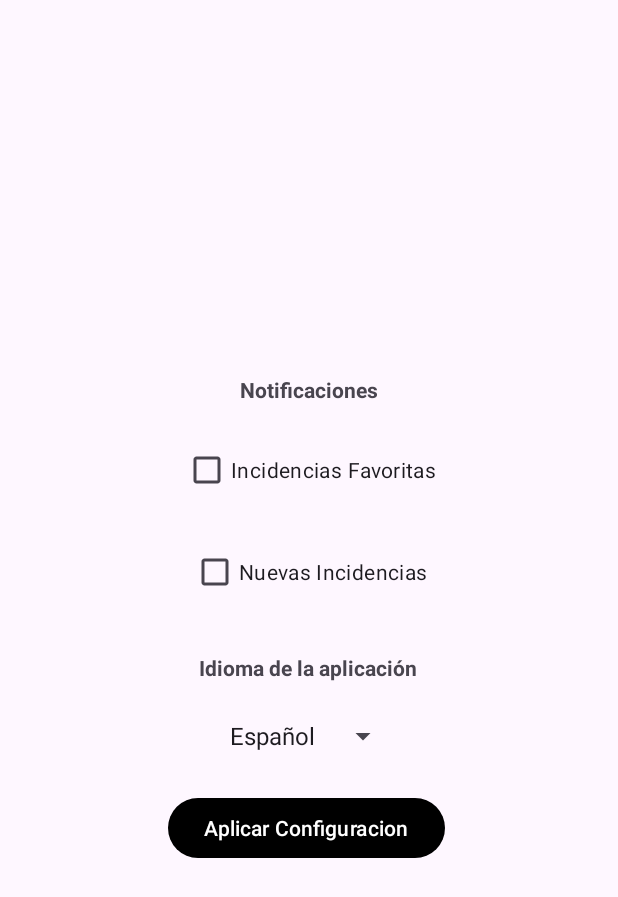
After one commit to MarkosMartinez/TrafikApp-Android, an Android app: the ConfigActivity screen opened directly, with no data from a screen before it, on a phone screen of 412 x 824 dp. The commit adds this screen. Shown: the top 897 px of the screen. Run offline under Robolectric (Android 15) with nearby library versions, the phone set to English and light mode, and no system bars.

Commit message:
Empezando con la configuracion

```diff
--- a/app/src/main/AndroidManifest.xml
+++ b/app/src/main/AndroidManifest.xml
@@ -38,6 +38,9 @@
         <activity
             android:name=".MainActivity"
             android:exported="true" />
+        <activity
+            android:name=".configuracion.ConfigActivity"
+            android:exported="true" />
     </application>
 
 </manifest>
--- a/app/src/main/java/com/reto/trafikapp/CamaraActionsBottomSheet.java
+++ b/app/src/main/java/com/reto/trafikapp/CamaraActionsBottomSheet.java
@@ -15,6 +15,7 @@ import com.google.android.gms.maps.model.BitmapDescriptorFactory;
 import com.google.android.gms.maps.model.Marker;
 import com.google.android.material.bottomsheet.BottomSheetDialog;
 import com.reto.trafikapp.BBDD.CamarasFavoritosBBDD;
+import com.reto.trafikapp.configuracion.AppConfig;
 import com.reto.trafikapp.model.Camara;
 
 import java.util.Objects;
--- a/app/src/main/java/com/reto/trafikapp/LlamadasAPI.java
+++ b/app/src/main/java/com/reto/trafikapp/LlamadasAPI.java
@@ -2,6 +2,7 @@ package com.reto.trafikapp;
 
 import android.util.Log;
 
+import com.reto.trafikapp.configuracion.AppConfig;
 import com.reto.trafikapp.model.Camara;
 import com.reto.trafikapp.model.Incidencia;
 
--- a/app/src/main/java/com/reto/trafikapp/LoginActivity.java
+++ b/app/src/main/java/com/reto/trafikapp/LoginActivity.java
@@ -13,6 +13,8 @@ import androidx.appcompat.app.AppCompatActivity;
 import androidx.core.graphics.Insets;
 import androidx.core.view.ViewCompat;
 import androidx.core.view.WindowInsetsCompat;
+
+import com.reto.trafikapp.configuracion.AppConfig;
 
 public class LoginActivity extends AppCompatActivity {
 
--- a/app/src/main/java/com/reto/trafikapp/AppConfig.java
+++ b/app/src/main/java/com/reto/trafikapp/configuracion/AppConfig.java
@@ -1,4 +1,4 @@
-package com.reto.trafikapp;
+package com.reto.trafikapp.configuracion;
 
 import android.content.Context;
 import android.os.Vibrator;
--- /dev/null
+++ b/app/src/main/java/com/reto/trafikapp/configuracion/ConfigActivity.java
@@ -0,0 +1,113 @@
+package com.reto.trafikapp.configuracion;
+
+import android.content.SharedPreferences;
+import android.content.res.Configuration;
+import android.content.res.Resources;
+import android.os.Bundle;
+import android.widget.ArrayAdapter;
+import android.widget.Button;
+import android.widget.CheckBox;
+import android.widget.Spinner;
+import android.widget.Toast;
+
+import androidx.appcompat.app.AppCompatActivity;
+
+import com.reto.trafikapp.R;
+
+import java.util.Locale;
+
+public class ConfigActivity extends AppCompatActivity {
+    private CheckBox checkBoxIncidenciasFavoritas;
+    private CheckBox checkBoxIncidenciasNuevas;
+    private Spinner spinnerIdioma;
+    private Button buttonAplicarConfig;
+
+    @Override
+    protected void onCreate(Bundle savedInstanceState) {
+        super.onCreate(savedInstanceState);
+        SharedPreferences sharedPreferences = getSharedPreferences("config", MODE_PRIVATE);
+        String language = sharedPreferences.getString("idioma", "Español");
+        setIdioma(language);
+
+        setContentView(R.layout.activity_config);
+
+        checkBoxIncidenciasFavoritas = findViewById(R.id.checkBoxIncidenciasFavoritas);
+        checkBoxIncidenciasNuevas = findViewById(R.id.checkBoxIncidenciasNuevas);
+        spinnerIdioma = findViewById(R.id.spinnerIdioma);
+        buttonAplicarConfig = findViewById(R.id.buttonAplicarConfig);
+
+        checkBoxIncidenciasFavoritas.setChecked(sharedPreferences.getBoolean("incidenciasFavoritas", false));
+        checkBoxIncidenciasNuevas.setChecked(sharedPreferences.getBoolean("incidenciasNuevas", false));
+
+        ArrayAdapter<CharSequence> adapter = ArrayAdapter.createFromResource(this,
+                R.array.idiomas_array, android.R.layout.simple_spinner_item);
+        adapter.setDropDownViewResource(android.R.layout.simple_spinner_dropdown_item);
+        spinnerIdioma.setAdapter(adapter);
+
+        String savedLanguage = sharedPreferences.getString("idioma", "Español");
+        int position = 0;
+        for (int i = 0; i < adapter.getCount(); i++) {
+            if (adapter.getItem(i).toString().equals(savedLanguage)) {
+                position = i;
+                break;
+            }
+        }
+        spinnerIdioma.setSelection(position);
+
+        buttonAplicarConfig.setOnClickListener(v -> {
+            guardarCambios();
+            String selectedLanguage = spinnerIdioma.getSelectedItem().toString();
+            setIdioma(selectedLanguage);
+            Toast.makeText(this, R.string.activity_configuracion_toast_actualizado, Toast.LENGTH_SHORT).show();
+            recreate();
+        });
+
+    }
+
+    private void guardarCambios() {
+        SharedPreferences sharedPreferences = getSharedPreferences("config", MODE_PRIVATE);
+        SharedPreferences.Editor editor = sharedPreferences.edit();
+        editor.putBoolean("incidenciasFavoritas", checkBoxIncidenciasFavoritas.isChecked());
+        editor.putBoolean("incidenciasNuevas", checkBoxIncidenciasNuevas.isChecked());
+        editor.putString("idioma", spinnerIdioma.getSelectedItem().toString());
+        editor.apply();
+    }
+
+    private void setIdioma(String language) {
+        Locale locale;
+        switch (language) {
+            case "English":
+            case "Inglés":
+            case "Ingelesa":
+                locale = new Locale("en");
+                break;
+            case "Basque":
+            case "Vasco":
+            case "Euskera":
+                locale = new Locale("eu");
+                break;
+            case "Spanish":
+            case "Español":
+            case "Gaztelania":
+                locale = new Locale("es");
+                break;
+            default:
+                locale = new Locale("es");
+                break;
+        }
+        AppConfig.vibrar(this, 100);
+
+        Locale.setDefault(locale);
+        Resources resources = getResources();
+        Configuration config = resources.getConfiguration();
+        config.setLocale(locale);
+        resources.updateConfiguration(config, resources.getDisplayMetrics());
+    }
+
+    @Override
+    public void onBackPressed() {
+        setResult(RESULT_OK);
+        getOnBackPressedDispatcher().onBackPressed();
+    }
+
+}
--- a/app/src/main/java/com/reto/trafikapp/worker/IncidenciasWorker.java
+++ b/app/src/main/java/com/reto/trafikapp/worker/IncidenciasWorker.java
@@ -100,7 +100,7 @@ public class IncidenciasWorker extends Worker {
     private void nuevasIncidencias(List<Incidencia> incidencias) {
         Set<String>  incidenciasActuales = incidenciasBBDD.obtenerIncidencias();
         if(!incidenciasActuales.equals(incidencias.stream().map(Incidencia::getIncidenceId).collect(Collectors.toSet()))) {
-            Log.d("IncidenciasWorker", "Diferentes!");
+            Log.d("IncidenciasWorker", "Nuevas incidencias encontradas!");
             incidenciasBBDD.vaciar();
             SQLiteDatabase db = incidenciasBBDD.getWritableDatabase();
             for (Incidencia incidencia : incidencias) {
--- /dev/null
+++ b/app/src/main/res/layout/activity_config.xml
@@ -0,0 +1,82 @@
+<?xml version="1.0" encoding="utf-8"?>
+<androidx.constraintlayout.widget.ConstraintLayout xmlns:android="http://schemas.android.com/apk/res/android"
+    xmlns:app="http://schemas.android.com/apk/res-auto"
+    xmlns:tools="http://schemas.android.com/tools"
+    android:layout_width="match_parent"
+    android:layout_height="match_parent">
+
+    <CheckBox
+        android:id="@+id/checkBoxIncidenciasFavoritas"
+        android:layout_width="wrap_content"
+        android:layout_height="wrap_content"
+        android:layout_marginStart="121dp"
+        android:layout_marginTop="20dp"
+        android:layout_marginEnd="121dp"
+        android:text="@string/activity_configuracion_checkBox_IncidenciasFavoritas"
+        app:layout_constraintEnd_toEndOf="parent"
+        app:layout_constraintStart_toStartOf="parent"
+        app:layout_constraintTop_toBottomOf="@+id/textViewTituloNotificaciones" />
+
+    <CheckBox
+        android:id="@+id/checkBoxIncidenciasNuevas"
+        android:layout_width="wrap_content"
+        android:layout_height="wrap_content"
+        android:layout_marginStart="127dp"
+        android:layout_marginTop="20dp"
+        android:layout_marginEnd="127dp"
+        android:text="@string/activity_configuracion_checkBox_IncidenciasNuevas"
+        app:layout_constraintEnd_toEndOf="parent"
+        app:layout_constraintStart_toStartOf="parent"
+        app:layout_constraintTop_toBottomOf="@+id/checkBoxIncidenciasFavoritas" />
+
+    <TextView
+        android:id="@+id/textViewTituloNotificaciones"
+        android:layout_width="wrap_content"
+        android:layout_height="wrap_content"
+        android:layout_marginStart="159dp"
+        android:layout_marginTop="250dp"
+        android:layout_marginEnd="160dp"
+        android:text="@string/activity_configuracion_textView_tituloNotificaciones"
+        android:textStyle="bold"
+        app:layout_constraintEnd_toEndOf="parent"
+        app:layout_constraintStart_toStartOf="parent"
+        app:layout_constraintTop_toTopOf="parent" />
+
+    <Button
+        android:id="@+id/buttonAplicarConfig"
+        android:layout_width="wrap_content"
+        android:layout_height="wrap_content"
+        android:layout_marginStart="112dp"
+        android:layout_marginTop="25dp"
+        android:layout_marginEnd="113dp"
+        android:text="@string/activity_configuracion_button_aplicarConfig"
+        app:layout_constraintEnd_toEndOf="parent"
+        app:layout_constraintHorizontal_bias="0.0"
+        app:layout_constraintStart_toStartOf="parent"
+        app:layout_constraintTop_toBottomOf="@+id/spinnerIdioma" />
+
+    <TextView
+        android:id="@+id/textViewTituloIdioma"
+        android:layout_width="wrap_content"
+        android:layout_height="wrap_content"
+        android:layout_marginStart="132dp"
+        android:layout_marginTop="30dp"
+        android:layout_marginEnd="133dp"
+        android:text="@string/activity_configuracion_textView_tituloIdioma"
+        android:textStyle="bold"
+        app:layout_constraintEnd_toEndOf="parent"
+        app:layout_constraintStart_toStartOf="parent"
+        app:layout_constraintTop_toBottomOf="@+id/checkBoxIncidenciasNuevas" />
+
+    <Spinner
+        android:id="@+id/spinnerIdioma"
+        android:layout_width="wrap_content"
+        android:layout_height="wrap_content"
+        android:layout_marginStart="146dp"
+        android:layout_marginTop="24dp"
+        android:layout_marginEnd="147dp"
+        app:layout_constraintEnd_toEndOf="parent"
+        app:layout_constraintStart_toStartOf="parent"
+        app:layout_constraintTop_toBottomOf="@+id/textViewTituloIdioma" />
+
+</androidx.constraintlayout.widget.ConstraintLayout>
--- a/app/src/main/res/values/strings.xml
+++ b/app/src/main/res/values/strings.xml
@@ -27,12 +27,26 @@
     <string name="popup_filtro_camaras">Cámaras</string>
     <string name="popup_filtro_incidencias">Incidencias</string>
     <string name="popup_filtro_favoritos">Favoritos</string>
-    <string name="notificaciones_nuevasIncidencias">Nuevas incidencias encontradas!</string>
+    <string name="activity_configuracion_textView_tituloNotificaciones">Notificaciones</string>
+    <string name="activity_configuracion_checkBox_IncidenciasFavoritas">Incidencias Favoritas</string>
+    <string name="activity_configuracion_checkBox_IncidenciasNuevas">Nuevas Incidencias</string>
+    <string name="activity_configuracion_textView_tituloIdioma">Idioma de la aplicación</string>
+    <string name="activity_configuracion_toast_actualizado">¡Configuracion actualizada correctamente!</string>
+    <string name="activity_configuracion_button_aplicarConfig">Aplicar Configuracion</string>
+
+    <string name="notificaciones_nuevasIncidencias">¡Nuevas incidencias encontradas!</string>
     <string name="notificaciones_pulsaMasInfo">Pulsa para ver mas detalles</string>
     <string name="incidencia_resuelta">Incidencia resuelta</string>
+
     <plurals name="incidencia_resuelta">
         <item quantity="one">%d incidencia favorita ha sido resuelta</item>
         <item quantity="other">%d incidencias favoritas han sido resueltas</item>
     </plurals>
 
+    <string-array name="idiomas_array">
+        <item>Español</item>
+        <item>Inglés</item>
+        <item>Euskera</item>
+    </string-array>
+
 </resources>
```
Also changed, not shown: app/src/main/java/com/reto/trafikapp/MainActivity.java (+60 -2 lines), app/src/main/res/layout/activity_main.xml (+14 -2 lines), app/src/main/res/drawable/config.png (added), app/src/main/res/drawable/config_blanco.png (added), app/src/main/res/drawable/filter.png, app/src/main/res/drawable/filter_blanco.png, app/src/main/res/drawable/logout.png, app/src/main/res/drawable/logout_blanco.png, 2 other files.
